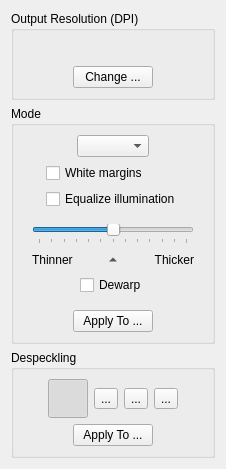
Old version of the form filters/output/ui/OutputOptionsWidget.ui in the repository ImageProcessing-ElectronicPublications/scantailor-deviant.
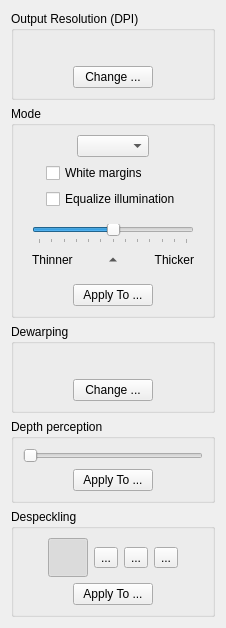
New version of the form. Icons and pictures are not drawn.

Commit message: Work in progress on next generation dewarping.

The edit to the form file:
```diff
--- a/filters/output/ui/OutputOptionsWidget.ui
+++ b/filters/output/ui/OutputOptionsWidget.ui
@@ -7,7 +7,7 @@
     <x>0</x>
     <y>0</y>
     <width>226</width>
-    <height>459</height>
+    <height>610</height>
    </rect>
   </property>
   <property name="windowTitle">
@@ -275,51 +275,6 @@
            </item>
           </layout>
          </item>
-         <item>
-          <widget class="QWidget" name="dewarpPanel" native="true">
-           <property name="statusTip">
-            <string>No despeckling</string>
-           </property>
-           <layout class="QHBoxLayout" name="horizontalLayout_8">
-            <property name="margin">
-             <number>0</number>
-            </property>
-            <item>
-             <spacer name="dewarpSpacer1">
-              <property name="orientation">
-               <enum>Qt::Horizontal</enum>
-              </property>
-              <property name="sizeHint" stdset="0">
-               <size>
-                <width>46</width>
-                <height>13</height>
-               </size>
-              </property>
-             </spacer>
-            </item>
-            <item>
-             <widget class="QCheckBox" name="dewarpCB">
-              <property name="text">
-               <string>Dewarp</string>
-              </property>
-             </widget>
-            </item>
-            <item>
-             <spacer name="dewarpSpacer2">
-              <property name="orientation">
-               <enum>Qt::Horizontal</enum>
-              </property>
-              <property name="sizeHint" stdset="0">
-               <size>
-                <width>0</width>
-                <height>13</height>
-               </size>
-              </property>
-             </spacer>
-            </item>
-           </layout>
-          </widget>
-         </item>
         </layout>
        </widget>
       </item>
@@ -363,6 +318,154 @@
      </layout>
     </widget>
    </item>
+   <item>
+    <widget class="QGroupBox" name="dewarpingPanel">
+     <property name="title">
+      <string>Dewarping</string>
+     </property>
+     <layout class="QVBoxLayout" name="verticalLayout_7">
+      <item>
+       <layout class="QHBoxLayout" name="horizontalLayout_11">
+        <item>
+         <spacer name="horizontalSpacer_19">
+          <property name="orientation">
+           <enum>Qt::Horizontal</enum>
+          </property>
+          <property name="sizeHint" stdset="0">
+           <size>
+            <width>0</width>
+            <height>20</height>
+           </size>
+          </property>
+         </spacer>
+        </item>
+        <item>
+         <widget class="QLabel" name="dewarpingStatusLabel">
+          <property name="text">
+           <string/>
+          </property>
+         </widget>
+        </item>
+        <item>
+         <spacer name="horizontalSpacer_20">
+          <property name="orientation">
+           <enum>Qt::Horizontal</enum>
+          </property>
+          <property name="sizeHint" stdset="0">
+           <size>
+            <width>0</width>
+            <height>20</height>
+           </size>
+          </property>
+         </spacer>
+        </item>
+       </layout>
+      </item>
+      <item>
+       <layout class="QHBoxLayout" name="horizontalLayout_8">
+        <item>
+         <spacer name="horizontalSpacer_17">
+          <property name="orientation">
+           <enum>Qt::Horizontal</enum>
+          </property>
+          <property name="sizeHint" stdset="0">
+           <size>
+            <width>40</width>
+            <height>20</height>
+           </size>
+          </property>
+         </spacer>
+        </item>
+        <item>
+         <widget class="QPushButton" name="changeDewarpingButton">
+          <property name="text">
+           <string>Change ...</string>
+          </property>
+         </widget>
+        </item>
+        <item>
+         <spacer name="horizontalSpacer_18">
+          <property name="orientation">
+           <enum>Qt::Horizontal</enum>
+          </property>
+          <property name="sizeHint" stdset="0">
+           <size>
+            <width>40</width>
+            <height>20</height>
+           </size>
+          </property>
+         </spacer>
+        </item>
+       </layout>
+      </item>
+     </layout>
+    </widget>
+   </item>
+   <item>
+    <widget class="QGroupBox" name="depthPerceptionPanel">
+     <property name="title">
+      <string>Depth perception</string>
+     </property>
+     <layout class="QVBoxLayout" name="verticalLayout_8">
+      <item>
+       <widget class="QSlider" name="depthPerceptionSlider">
+        <property name="minimum">
+         <number>10</number>
+        </property>
+        <property name="maximum">
+         <number>30</number>
+        </property>
+        <property name="pageStep">
+         <number>5</number>
+        </property>
+        <property name="value">
+         <number>10</number>
+        </property>
+        <property name="orientation">
+         <enum>Qt::Horizontal</enum>
+        </property>
+       </widget>
+      </item>
+      <item>
+       <layout class="QHBoxLayout" name="horizontalLayout_10">
+        <item>
+         <spacer name="horizontalSpacer_3">
+          <property name="orientation">
+           <enum>Qt::Horizontal</enum>
+          </property>
+          <property name="sizeHint" stdset="0">
+           <size>
+            <width>40</width>
+            <height>20</height>
+           </size>
+          </property>
+         </spacer>
+        </item>
+        <item>
+         <widget class="QPushButton" name="applyDepthPerceptionButton">
+          <property name="text">
+           <string>Apply To ...</string>
+          </property>
+         </widget>
+        </item>
+        <item>
+         <spacer name="horizontalSpacer_4">
+          <property name="orientation">
+           <enum>Qt::Horizontal</enum>
+          </property>
+          <property name="sizeHint" stdset="0">
+           <size>
+            <width>40</width>
+            <height>20</height>
+           </size>
+          </property>
+         </spacer>
+        </item>
+       </layout>
+      </item>
+     </layout>
+    </widget>
+   </item>
    <item>
     <widget class="QGroupBox" name="despecklePanel">
      <property name="title">
```
Left out of the diff: 4 changed lines with no effect on the pictures. The commit also changes 61 other files.
